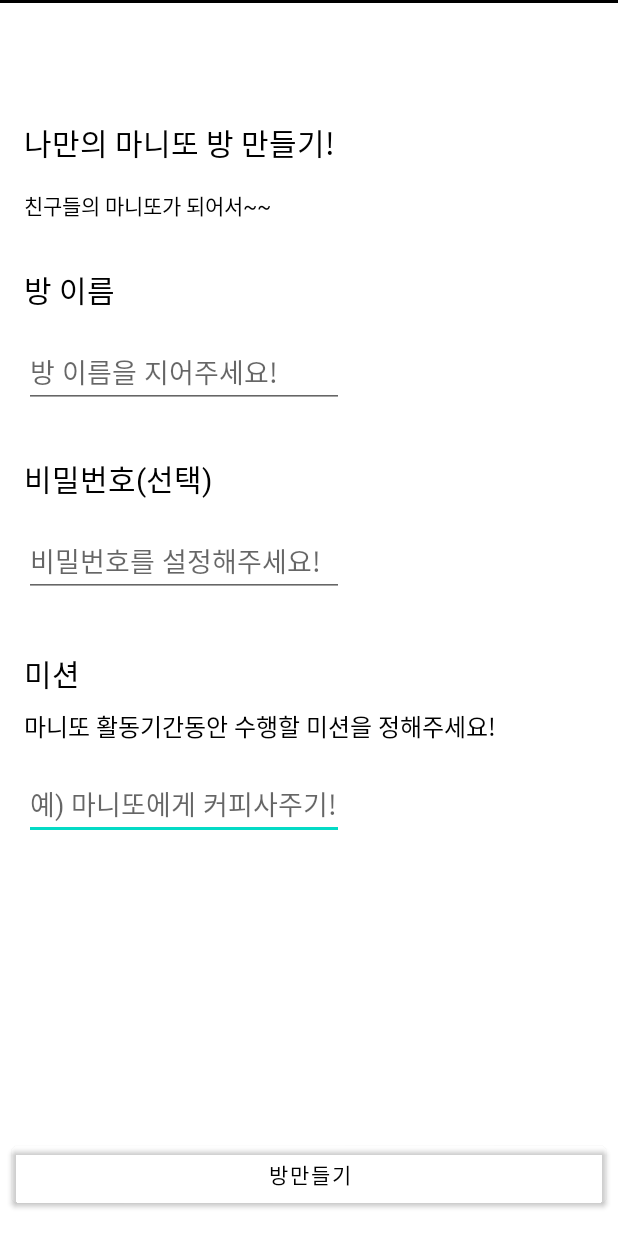
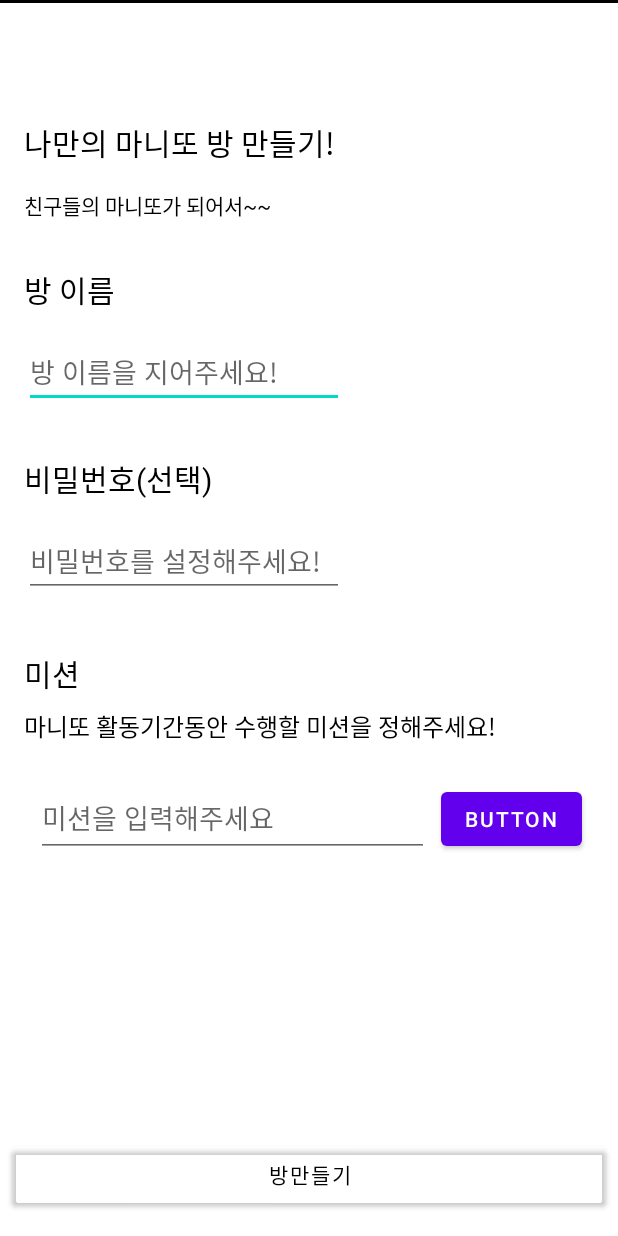
Before and after one commit to instructor-set/manito, an Android app: the CreateActivity screen opened directly, with no data from a screen before it, on a phone screen of 412 x 824 dp. Run offline under Robolectric (Android 15) with nearby library versions, the phone set to English and light mode, and no system bars; our stand-ins replace Firebase (no records; nobody signed in at launch, a user with empty details on screens opened directly); libraries missing offline, so code that uses them is left out: splitties.activities.start, splitties.bundle, splitties.bundle.putExtras.

Commit message:
mission 시작

```diff
--- a/app/src/main/java/com/instructor/manito/CreateActivity.kt
+++ b/app/src/main/java/com/instructor/manito/CreateActivity.kt
@@ -2,6 +2,7 @@ package com.instructor.manito
 
 import android.os.Bundle
 import androidx.appcompat.app.AppCompatActivity
+import androidx.recyclerview.widget.LinearLayoutManager
 import com.google.firebase.database.ServerValue
 import com.instructor.manito.databinding.ActivityCreateBinding
 import com.instructor.manito.dto.Chat
@@ -17,10 +18,17 @@ class CreateActivity : AppCompatActivity() {
         ActivityCreateBinding.inflate(layoutInflater)
     }
 
+    private val dataList = arrayListOf<String>()
+    private val adapter = MissionAdapter(this@CreateActivity, dataList)
+
 
     override fun onCreate(savedInstanceState: Bundle?) {
+
+
+
         super.onCreate(savedInstanceState)
         with(bind) {
+            dataList.add("미션1")
             setContentView(root)
             createCreateRoomButton.setOnClickListener {
                 createCreateRoomButton.isEnabled = false
@@ -47,10 +55,21 @@ class CreateActivity : AppCompatActivity() {
                     }
                 }
             }
+
+            // 어댑터 연결
+            missionRecycler.adapter = adapter
+            missionRecycler.layoutManager = LinearLayoutManager(this@CreateActivity)
         }
+
+
 
 
     }
 
+//    override fun onStart() {
+//        super.onStart()
+//
+//    }
+
 
 }
--- /dev/null
+++ b/app/src/main/java/com/instructor/manito/MissionAdapter.kt
@@ -0,0 +1,70 @@
+package com.instructor.manito
+
+import android.annotation.SuppressLint
+import android.content.Context
+import android.content.DialogInterface
+import android.view.LayoutInflater
+import android.view.View
+import android.view.ViewGroup
+import android.widget.EditText
+import android.widget.TextView
+import android.widget.Toast
+import androidx.appcompat.app.AlertDialog
+import androidx.recyclerview.widget.RecyclerView
+import com.instructor.manito.databinding.CellMissionBinding
+import com.instructor.manito.dto.Chat
+import com.instructor.manito.dto.Room
+import com.instructor.manito.lib.Authentication
+import com.instructor.manito.lib.Database
+import com.instructor.manito.lib.Util
+import splitties.activities.start
+import splitties.bundle.putExtras
+
+class MissionAdapter(private val context: Context, private var listData: ArrayList<String>) :
+    RecyclerView.Adapter<MissionAdapter.Holder>() {
+
+    override fun onCreateViewHolder(parent: ViewGroup, viewType: Int): MissionAdapter.Holder {
+        val view =CellMissionBinding.inflate(LayoutInflater.from(context), parent, false)
+        return Holder(view)
+    }
+
+    override fun onBindViewHolder(holder: MissionAdapter.Holder, position: Int) {
+        val mission: String = listData[position]
+        //Log.e("dataList", "data : $listData")
+        holder.binding(mission)
+    }
+
+    override fun getItemCount(): Int {
+        return listData.size
+        //Log.e("dataList", "size : ${listData.size}")
+    }
+
+    inner class Holder(private val bind: CellMissionBinding) : RecyclerView.ViewHolder(bind.root) {
+        fun binding(mission: String) {
+
+            with(bind) {
+                // 미션 입력하고 버튼을 누르면
+                // 그다음꺼가 생기고, 기존꺼는 클릭 불가능
+                // 버튼 drawable도 달라짐
+
+                val pos = adapterPosition
+                if (pos != RecyclerView.NO_POSITION) {
+                    // 눌렀을 때
+                    itemView.setOnClickListener {
+                        missionButton.setOnClickListener{
+                            Toast.makeText(context, missionEditText.text, Toast.LENGTH_SHORT).show()
+                        }
+                    }
+
+
+                }
+
+
+            }
+
+
+        }
+
+    }
+
+}
--- a/app/src/main/res/layout/activity_create.xml
+++ b/app/src/main/res/layout/activity_create.xml
@@ -42,17 +42,6 @@
         app:layout_constraintHorizontal_bias="0.0"
         app:layout_constraintStart_toStartOf="@+id/createRoomMissionTextview"
         app:layout_constraintTop_toBottomOf="@+id/createRoomMissionTextview" />
-
-    <EditText
-        android:id="@+id/missionEditText"
-        android:layout_width="wrap_content"
-        android:layout_height="wrap_content"
-        android:layout_marginTop="16dp"
-        android:ems="10"
-        android:hint="예) 마니또에게 커피사주기!"
-        android:inputType="textPersonName"
-        app:layout_constraintStart_toStartOf="@+id/textView4"
-        app:layout_constraintTop_toBottomOf="@+id/textView4" />
 
     <EditText
         android:id="@+id/titleEditText"
@@ -153,13 +142,16 @@
     </androidx.constraintlayout.widget.ConstraintLayout>
 
     <androidx.recyclerview.widget.RecyclerView
+        android:id="@+id/missionRecycler"
         android:layout_width="0dp"
         android:layout_height="0dp"
         android:layout_marginStart="16dp"
+        android:layout_marginTop="16dp"
         android:layout_marginEnd="16dp"
         app:layout_constraintBottom_toTopOf="@+id/create_createRoomButton"
         app:layout_constraintEnd_toEndOf="parent"
         app:layout_constraintStart_toStartOf="parent"
-        app:layout_constraintTop_toBottomOf="@+id/textView4" />
+        app:layout_constraintTop_toBottomOf="@+id/textView4"
+        tools:listitem="@layout/cell_mission" />
 
 </androidx.constraintlayout.widget.ConstraintLayout>
--- /dev/null
+++ b/app/src/main/res/layout/cell_mission.xml
@@ -0,0 +1,32 @@
+<?xml version="1.0" encoding="utf-8"?>
+<androidx.constraintlayout.widget.ConstraintLayout xmlns:android="http://schemas.android.com/apk/res/android"
+    xmlns:app="http://schemas.android.com/apk/res-auto"
+    xmlns:tools="http://schemas.android.com/tools"
+    android:layout_width="match_parent"
+    android:layout_height="wrap_content">
+
+    <EditText
+        android:id="@+id/missionEditText"
+        android:layout_width="0dp"
+        android:layout_height="51dp"
+        android:layout_marginStart="8dp"
+        android:layout_marginTop="8dp"
+        android:layout_marginEnd="8dp"
+        android:hint="미션을 입력해주세요"
+        android:inputType="textPersonName"
+        app:layout_constraintBottom_toBottomOf="parent"
+        app:layout_constraintEnd_toStartOf="@+id/missionButton"
+        app:layout_constraintStart_toStartOf="parent"
+        app:layout_constraintTop_toTopOf="parent"
+        app:layout_constraintVertical_bias="0.0" />
+
+    <Button
+        android:id="@+id/missionButton"
+        android:layout_width="wrap_content"
+        android:layout_height="wrap_content"
+        android:layout_marginEnd="8dp"
+        android:text="Button"
+        app:layout_constraintBottom_toBottomOf="@+id/missionEditText"
+        app:layout_constraintEnd_toEndOf="parent"
+        app:layout_constraintTop_toTopOf="@+id/missionEditText" />
+</androidx.constraintlayout.widget.ConstraintLayout>
--- a/app/src/main/res/layout/mission_cell.xml
+++ /dev/null
@@ -1,6 +0,0 @@
-<?xml version="1.0" encoding="utf-8"?>
-<androidx.constraintlayout.widget.ConstraintLayout xmlns:android="http://schemas.android.com/apk/res/android"
-    android:layout_width="match_parent"
-    android:layout_height="match_parent">
-
-</androidx.constraintlayout.widget.ConstraintLayout>
```
Also changed, not shown: app/src/main/java/com/instructor/manito/Adapter.kt (deleted, +0 -10 lines), app/src/main/res/layout/test.xml (deleted, +0 -36 lines).
